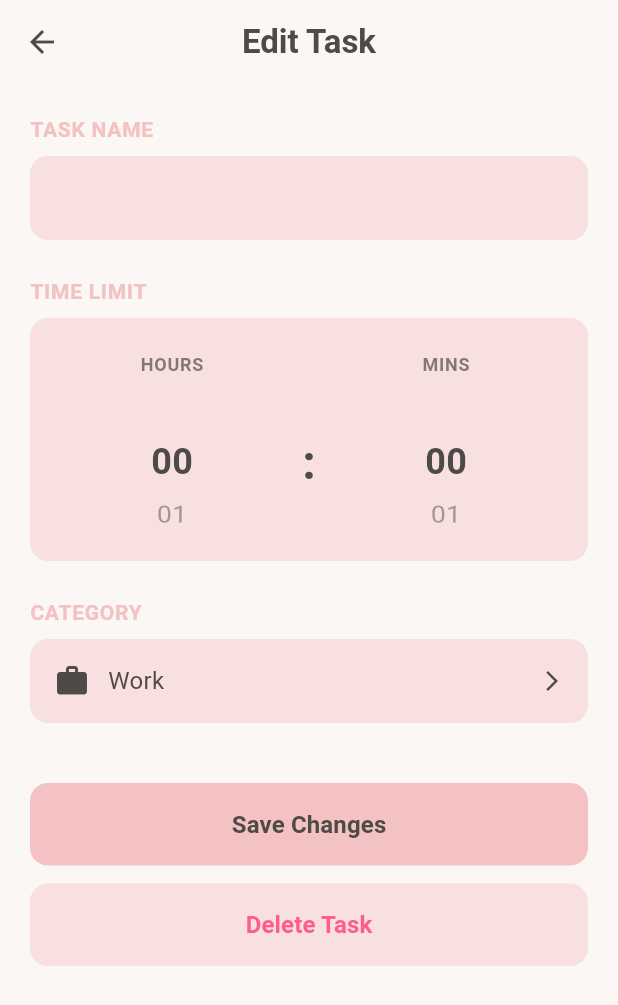
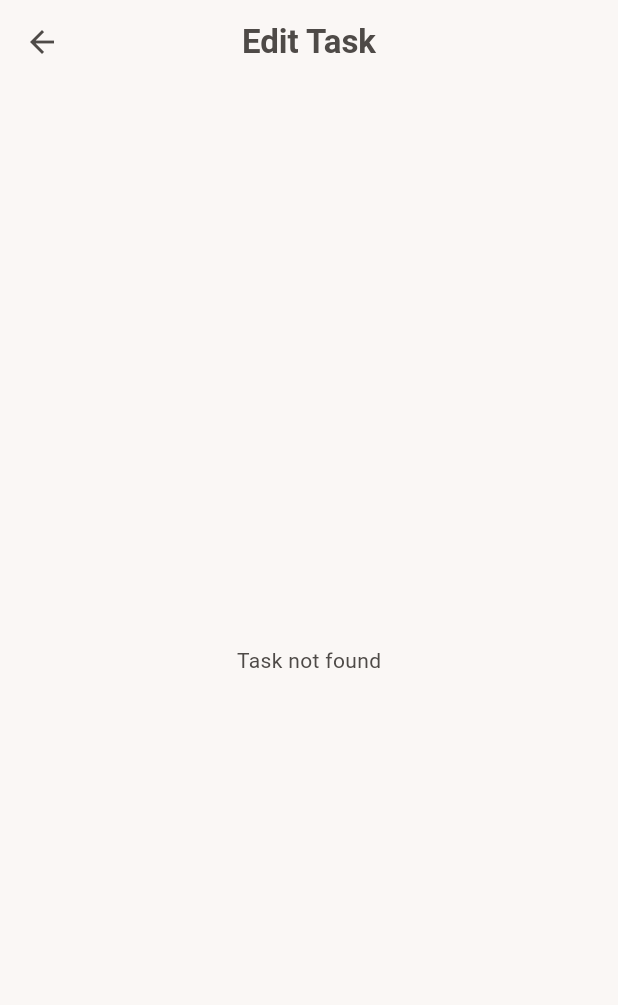
Before and after one commit to happyalisa0864/productivity-app, a Flutter app: the TaskEditPage screen opened directly with empty values, on a phone screen of 412 x 824 dp. Shown: the top 1005 px of the screen. Run offline on Flutter 3.47's test engine with Material 3 defaults, Android fonts, the light colour scheme and no system bars; our stand-ins replace flutter_riverpod, in_app_review, shared_preferences; accounts and stored records are empty.

Commit message:
UI improvements for task edit page

```diff
--- a/lib/features/task_tracking/presentation/pages/task_edit_page.dart
+++ b/lib/features/task_tracking/presentation/pages/task_edit_page.dart
@@ -128,6 +128,10 @@ class _TaskEditPageState extends ConsumerState<TaskEditPage> {
       loading: () => Scaffold(backgroundColor: _backgroundColor, appBar: _appBar(), body: const SizedBox.shrink()),
       error: (e, _) => Scaffold(backgroundColor: _backgroundColor, appBar: _appBar(), body: Center(child: Text('Error: $e'))),
       data: (task) {
+        if (task == null) {
+          return Scaffold(backgroundColor: _backgroundColor, appBar: _appBar(), body: const Center(child: Text('Task not found')));
+        }
+        _initFromTask(task);
         return Scaffold(
           backgroundColor: _backgroundColor,
           appBar: _appBar(),
```
